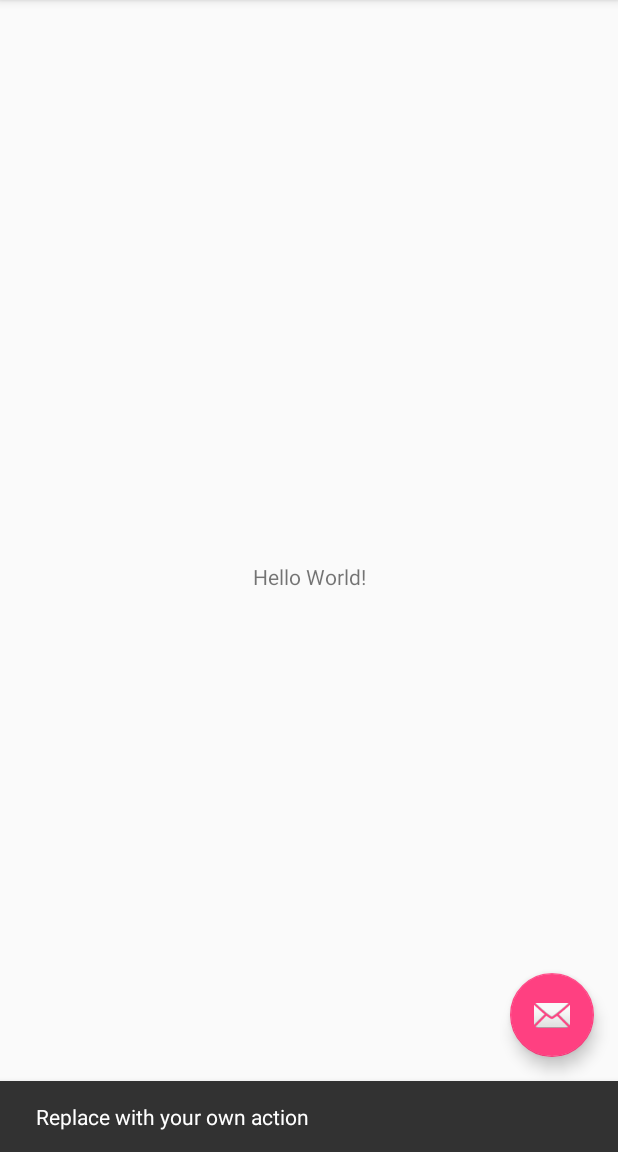
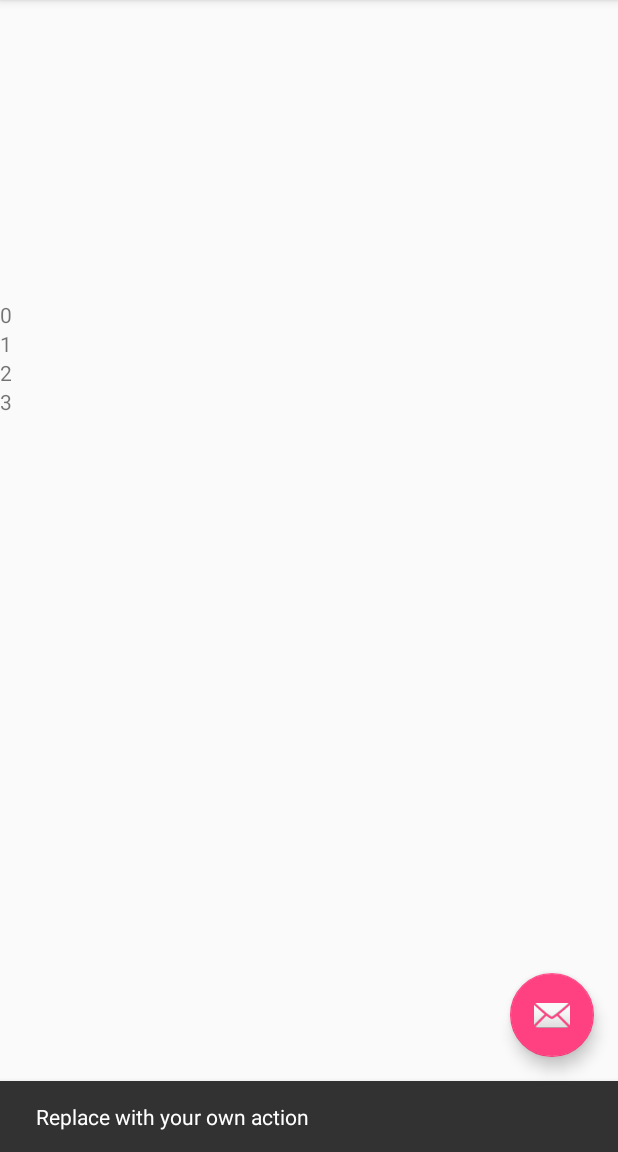
Before and after one commit to sebastianfrey/hm-museen-app, an Android app: the screen it shows after launch (MainActivity), after a tap on an icon or button, on a phone screen of 412 x 824 dp, the part 84-1236 px from its top. Run offline under Robolectric (Android 15) with nearby library versions, the phone set to English and light mode, and no system bars.

Commit message:
read categories from db and pass to grid view

```diff
--- a/app/src/main/AndroidManifest.xml
+++ b/app/src/main/AndroidManifest.xml
@@ -40,7 +40,7 @@
 
         <activity
             android:name=".MapsActivity"
-            android:label="@string/title_activity_maps"></activity>
+            android:label="@string/title_activity_maps" />
     </application>
 
 </manifest>
--- a/app/src/main/java/edu/muenchnermuseen/MainActivity.java
+++ b/app/src/main/java/edu/muenchnermuseen/MainActivity.java
@@ -13,9 +13,21 @@ import android.support.v7.app.AppCompatActivity;
 import android.support.v7.widget.Toolbar;
 import android.view.Menu;
 import android.view.MenuItem;
+import android.widget.GridView;
+
+import edu.muenchnermuseen.adapter.CategoryAdapter;
+import edu.muenchnermuseen.db.DataBaseHelper;
+import edu.muenchnermuseen.db.dao.CategoryDAO;
+import edu.muenchnermuseen.db.dao.MuseumDAO;
+import edu.muenchnermuseen.db.entities.Category;
 
 public class MainActivity extends AppCompatActivity
         implements NavigationView.OnNavigationItemSelectedListener {
+
+    DataBaseHelper db;
+
+    CategoryDAO categoryDAO;
+    MuseumDAO museumDAO;
 
     @Override
     protected void onCreate(Bundle savedInstanceState) {
@@ -23,6 +35,10 @@ public class MainActivity extends AppCompatActivity
         setContentView(R.layout.activity_main);
         Toolbar toolbar = (Toolbar) findViewById(R.id.toolbar);
         setSupportActionBar(toolbar);
+
+        db = new DataBaseHelper(this);
+        categoryDAO = new CategoryDAO(db);
+        museumDAO = new MuseumDAO(db);
 
         FloatingActionButton fab = (FloatingActionButton) findViewById(R.id.fab);
         fab.setOnClickListener(new View.OnClickListener() {
@@ -41,6 +57,10 @@ public class MainActivity extends AppCompatActivity
 
         NavigationView navigationView = (NavigationView) findViewById(R.id.nav_view);
         navigationView.setNavigationItemSelectedListener(this);
+
+        GridView categoryView = (GridView) findViewById(R.id.categories);
+        CategoryAdapter categoryAdapter = new CategoryAdapter(this, categoryDAO.getCategories());
+        categoryView.setAdapter(categoryAdapter);
     }
 
     @Override
--- /dev/null
+++ b/app/src/main/java/edu/muenchnermuseen/adapter/CategoryAdapter.java
@@ -0,0 +1,53 @@
+package edu.muenchnermuseen.adapter;
+
+/**
+ * Created by Sebastian on 18.05.2017.
+ */
+import android.content.Context;
+import android.view.View;
+import android.view.ViewGroup;
+import android.widget.BaseAdapter;
+import android.widget.TextView;
+
+import java.util.List;
+
+import edu.muenchnermuseen.db.entities.Category;
+
+public class CategoryAdapter extends BaseAdapter {
+
+  private final Context mContext;
+  private final List<Category> categories;
+
+  // 1
+  public CategoryAdapter(Context context, List<Category> categories) {
+    this.mContext = context;
+    this.categories = categories;
+  }
+
+  // 2
+  @Override
+  public int getCount() {
+    return categories.size();
+  }
+
+  // 3
+  @Override
+  public long getItemId(int position) {
+    return 0;
+  }
+
+  // 4
+  @Override
+  public Object getItem(int position) {
+    return null;
+  }
+
+  // 5
+  @Override
+  public View getView(int position, View convertView, ViewGroup parent) {
+    TextView dummyTextView = new TextView(mContext);
+    dummyTextView.setText(String.valueOf(position));
+    return dummyTextView;
+  }
+
+}
--- a/app/src/main/java/edu/muenchnermuseen/db/DataBaseHelper.java
+++ b/app/src/main/java/edu/muenchnermuseen/db/DataBaseHelper.java
@@ -6,6 +6,7 @@ import android.database.SQLException;
 import android.database.sqlite.SQLiteDatabase;
 import android.database.sqlite.SQLiteException;
 import android.database.sqlite.SQLiteOpenHelper;
+import android.util.Log;
 
 import java.io.FileOutputStream;
 import java.io.IOException;
@@ -21,7 +22,7 @@ public class DataBaseHelper extends SQLiteOpenHelper {
     //The Android's default system path of your application database.
     private static String DB_PATH = "/data/data/edu.muenchnermuseen/databases/";
 
-    private static String DB_NAME = "muenchner_museen.sqlite";
+    private static String DB_NAME = "data.sqlite";
 
     private SQLiteDatabase db;
 
@@ -36,6 +37,13 @@ public class DataBaseHelper extends SQLiteOpenHelper {
 
         super(context, DB_NAME, null, 1);
         this.myContext = context;
+        try {
+            createDataBase();
+        }
+        catch (Exception e)
+        {
+
+        }
     }
 
     /**
@@ -46,7 +54,7 @@ public class DataBaseHelper extends SQLiteOpenHelper {
         boolean dbExist = checkDataBase();
 
         if(dbExist){
-            //do nothing - database already exist
+
         }else{
 
             //By calling this method and empty database will be created into the default system path
@@ -81,7 +89,7 @@ public class DataBaseHelper extends SQLiteOpenHelper {
         }catch(SQLiteException e){
 
             //database does't exist yet.
-
+            Log.e("DataBaseHelper", e.getMessage(), e);
         }
 
         if(checkDB != null){
--- a/app/src/main/java/edu/muenchnermuseen/db/dao/CategoryDAO.java
+++ b/app/src/main/java/edu/muenchnermuseen/db/dao/CategoryDAO.java
@@ -1,6 +1,7 @@
 package edu.muenchnermuseen.db.dao;
 
 import android.database.Cursor;
+import android.util.Log;
 
 import java.util.ArrayList;
 import java.util.List;
@@ -16,12 +17,12 @@ import edu.muenchnermuseen.db.entities.Museum;
 
 public class CategoryDAO {
 
-    private static String CATEGORIES_TABLE = "category";
+  private static String CATEGORIES_TABLE = "CATEGORY_REGISTRY";
 
   private final static String ID_COLUMN = "ID";
   private final static String NAME_COLUMN = "NAME";
 
-    private static String[] CATEGORIES_COLUMNS = new String[] {
+  private static String[] CATEGORIES_COLUMNS = new String[]{
       ID_COLUMN,
       NAME_COLUMN
   };
@@ -35,77 +36,84 @@ public class CategoryDAO {
   private List<Category> categories;
 
 
-    public List<Category> getCategories()
-    {
-        if (this.categories != null)
-        {
+  /**
+   * Tries to fetch the museum categories from db. If no Categories found or an DB-Error
+   * occurs an empty list is returned.
+   *
+   * @return The museum categories.
+   */
+  public List<Category> getCategories() {
+    if (this.categories != null) {
       return this.categories;
     }
 
     List<Category> categories = new ArrayList<>();
 
     try {
+      this.db.openDataBase();
       Cursor cursor = db.query(CATEGORIES_TABLE, CATEGORIES_COLUMNS);
 
-            while (cursor.moveToNext())
-            {
+      while (cursor.moveToNext()) {
         categories.add(rowToCategory(cursor));
       }
+    } catch (DbException e) {
+      categories = new ArrayList<>();
+      Log.e("CategoryDAO", e.getMessage(), e);
     }
-        catch (DbException e)
-        {
-            categories = new ArrayList<>();
+    finally {
+      this.db.close();
     }
 
     return categories;
   }
 
 
-    public Category getCategory(Integer id)
-    {
-        if (id == null)
-        {
+  /**
+   * Tries to fetch a category by its id from the db. If no category ist found a default
+   * POJO is returned.
+   *
+   * @param id The categories id.
+   * @return The category.
+   */
+  public Category getCategory(Integer id) {
+    if (id == null) {
       return new Category();
-        }
-        else if (categories != null)
-        {
-            for (Category category : categories)
-            {
-                if (category.getId() == id)
-                {
+    } else if (categories != null) {
+      for (Category category : categories) {
+        if (category.getId() == id) {
           return category;
         }
       }
     }
 
     try {
-
-            String[] whereArgs =  new String[] { id.toString() };
+      String[] whereArgs = new String[]{id.toString()};
 
       Cursor cursor = db.query(CATEGORIES_TABLE, CATEGORIES_COLUMNS, "ID = ?", whereArgs);
 
-            while (cursor.moveToNext())
-            {
+      while (cursor.moveToNext()) {
         return rowToCategory(cursor);
       }
-        }
-        catch (Exception e) {
-
+    } catch (Exception e) {
+      Log.e("CategoryDAO", e.getMessage(), e);
     }
 
     return new Category();
   }
 
-    private Category rowToCategory(Cursor cursor)
-    {
+  /**
+   * Transforms the data available at the current cursor position to an Category-POJO.
+   *
+   * @param cursor The db cursor.
+   * @return The created Category-POJO.
+   */
+  private Category rowToCategory(Cursor cursor) {
     Category category = new Category();
 
-        for (String column : cursor.getColumnNames())
-        {
+    for (String column : cursor.getColumnNames()) {
       int idx = cursor.getColumnIndex(column);
 
-            switch (column)
-            {
+      switch (column) {
         case ID_COLUMN:
           category.setId(cursor.getInt(idx));
           break;
--- a/app/src/main/java/edu/muenchnermuseen/db/dao/MuseumDAO.java
+++ b/app/src/main/java/edu/muenchnermuseen/db/dao/MuseumDAO.java
@@ -16,7 +16,7 @@ import edu.muenchnermuseen.db.entities.Museum;
 
 public class MuseumDAO {
 
-    private static String MUSEUMS_TABLE = "museen";
+    private static String MUSEUMS_TABLE = "MUSEUM_REGISTRY";
 
     private final static String ID_COLUMN = "ID";
     private final static String NAME_COLUMN = "NAME";
@@ -36,7 +36,7 @@ public class MuseumDAO {
 
     private DataBaseHelper db;
 
-    private MuseumDAO(DataBaseHelper db) {
+    public MuseumDAO(DataBaseHelper db) {
         this.db = db;
     }
 
--- a/app/src/main/res/layout/content_main.xml
+++ b/app/src/main/res/layout/content_main.xml
@@ -1,20 +1,26 @@
 <?xml version="1.0" encoding="utf-8"?>
-<android.support.constraint.ConstraintLayout xmlns:android="http://schemas.android.com/apk/res/android"
+<LinearLayout xmlns:android="http://schemas.android.com/apk/res/android"
     xmlns:app="http://schemas.android.com/apk/res-auto"
     xmlns:tools="http://schemas.android.com/tools"
     android:layout_width="match_parent"
     android:layout_height="match_parent"
+    android:orientation="vertical"
     app:layout_behavior="@string/appbar_scrolling_view_behavior"
     tools:context="edu.muenchnermuseen.MainActivity"
     tools:showIn="@layout/app_bar_main">
 
-    <TextView
-        android:layout_width="wrap_content"
-        android:layout_height="wrap_content"
-        android:text="Hello World!"
-        app:layout_constraintBottom_toBottomOf="parent"
-        app:layout_constraintLeft_toLeftOf="parent"
-        app:layout_constraintRight_toRightOf="parent"
-        app:layout_constraintTop_toTopOf="parent" />
+    <ImageView
+        android:layout_width="match_parent"
+        android:layout_height="200dp"
+        android:id="@+id/imageView2">
 
-</android.support.constraint.ConstraintLayout>
+    </ImageView>
+
+    <GridView
+        android:layout_width="match_parent"
+        android:layout_height="match_parent"
+        android:id="@+id/categories">
+
+    </GridView>
+
+</LinearLayout>
--- a/build.gradle
+++ b/build.gradle
@@ -5,7 +5,7 @@ buildscript {
         jcenter()
     }
     dependencies {
-        classpath 'com.android.tools.build:gradle:2.3.0'
+        classpath 'com.android.tools.build:gradle:2.3.1'
 
         // NOTE: Do not place your application dependencies here; they belong
         // in the individual module build.gradle files
```
Also changed, not shown: app/src/main/java/edu/muenchnermuseen/db/annotations/Column.java (deleted, +0 -7 lines), app/build.gradle (indentation only), app/src/main/assets/data.sqlite (added), app/src/main/java/edu/muenchnermuseen/db/DbException.java (indentation only), 1 other file. Lines whose indentation alone changed are shown as unchanged.
